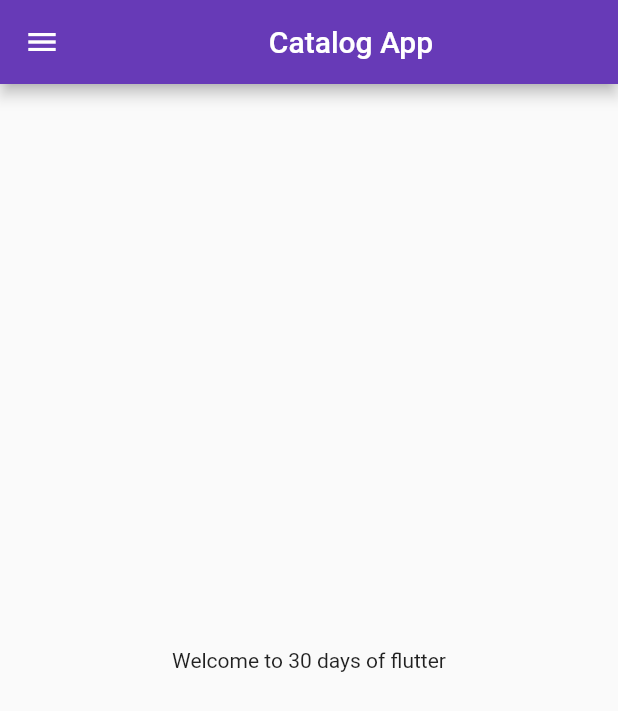
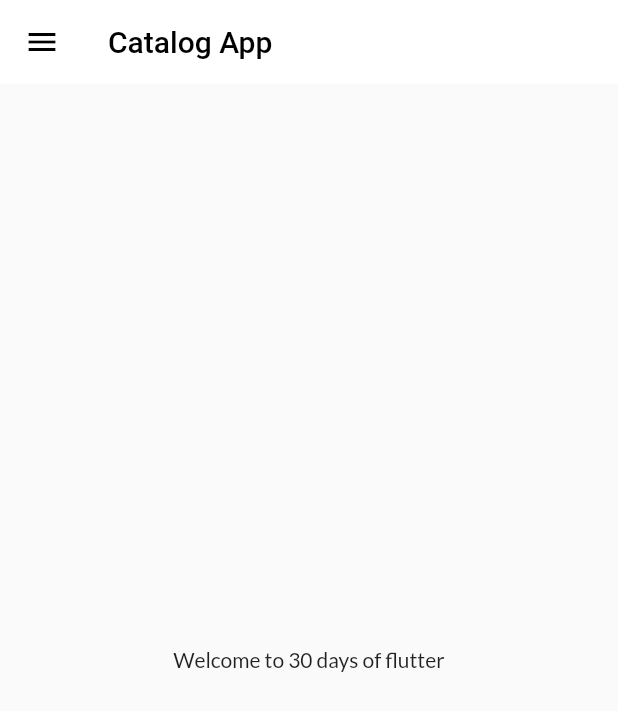
Before and after one commit to siddharthaupreti/30DaysOfFlutter, a Flutter app: the screen it shows after launch, on a phone screen of 412 x 824 dp. Shown: the top 711 px of the screen. Run offline on Flutter 3.47's test engine with Material 2 defaults, Android fonts, the phone set to English and light mode, and no system bars; our stand-ins replace google_fonts.

Commit message:
themes extracted

```diff
--- a/lib/main.dart
+++ b/lib/main.dart
@@ -1,6 +1,9 @@
+// ignore_for_file: deprecated_member_use
+
 import 'package:codepur/pages/home_page.dart';
 import 'package:codepur/pages/login_page.dart';
 import 'package:codepur/utils/routes.dart';
+import 'package:codepur/widgets/themes.dart';
 import 'package:flutter/material.dart';
 // import 'package:google_fonts/google_fonts.dart';
 
@@ -16,13 +19,8 @@ class MyApp extends StatelessWidget {
     return MaterialApp(
       // home: HomePage(),
       themeMode: ThemeMode.light,
-      theme: ThemeData(
-        primarySwatch: Colors.deepPurple,
-        // fontFamily: GoogleFonts.lato().fontFamily,
-      ),
-      darkTheme: ThemeData(
-        brightness: Brightness.dark,
-      ),
+      theme: MyTheme.lightTheme(context),
+      darkTheme: MyTheme.darkTheme(context),
       debugShowCheckedModeBanner: false,
       initialRoute: MyRoutes.homeRoute,
       routes: {
--- a/lib/pages/home_page.dart
+++ b/lib/pages/home_page.dart
@@ -8,10 +8,10 @@ class HomePage extends StatelessWidget {
   Widget build(BuildContext context) {
     return Scaffold(
       appBar: AppBar(
-        title: Center(
-            child: Text(
+        title: Text(
           "Catalog App",
-        )),
+          style: TextStyle(color: Colors.black),
+        ),
       ),
       body: Center(
         child: Container(
--- /dev/null
+++ b/lib/widgets/themes.dart
@@ -0,0 +1,18 @@
+import 'package:flutter/material.dart';
+import 'package:google_fonts/google_fonts.dart';
+
+class MyTheme {
+  static ThemeData lightTheme(BuildContext context) => ThemeData(
+      primarySwatch: Colors.deepPurple,
+      fontFamily: GoogleFonts.lato().fontFamily,
+      appBarTheme: AppBarTheme(
+        color: Colors.white,
+        elevation: 0.0,
+        iconTheme: IconThemeData(color: Colors.black),
+        textTheme: Theme.of(context).textTheme,
+      ));
+
+  static ThemeData darkTheme(BuildContext context) => ThemeData(
+        brightness: Brightness.dark,
+      );
+}
```
